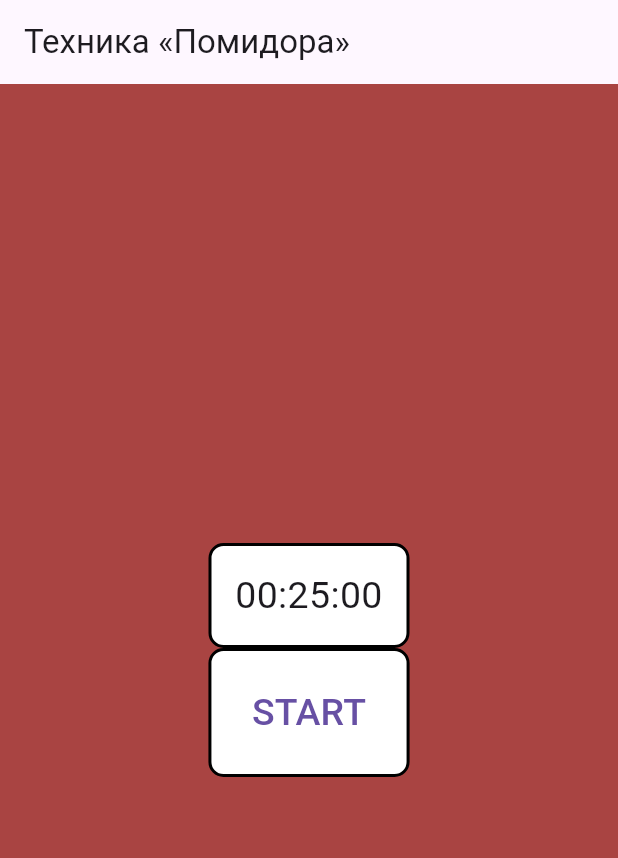
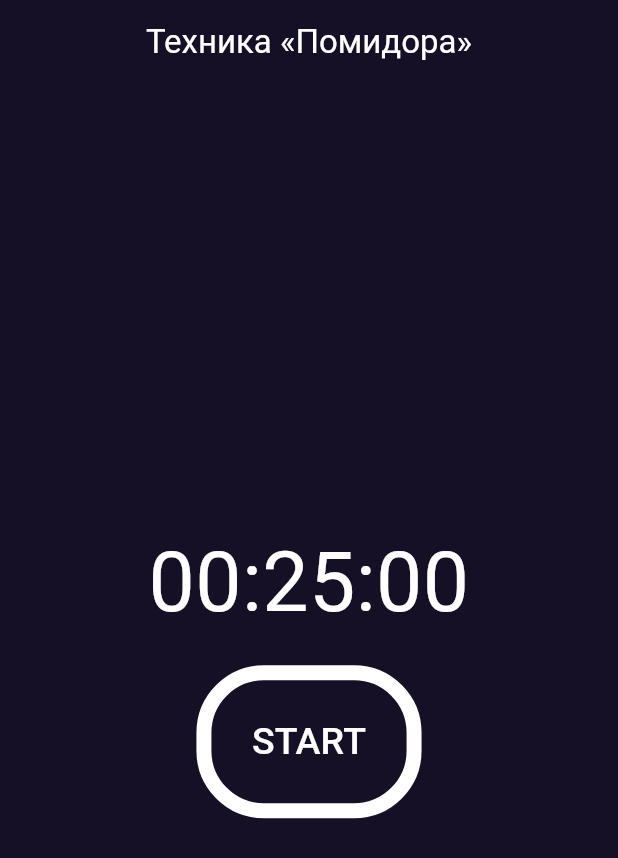
Before and after one commit to ZhBair/pomodoro, a Flutter app: the screen it shows after launch, on a phone screen of 412 x 824 dp. Shown: the top 858 px of the screen. Run offline on Flutter 3.47's test engine with Material 3 defaults, Android fonts, the phone set to English and light mode, and no system bars.

Commit message:
change colors theme and style timers

```diff
--- a/lib/main.dart
+++ b/lib/main.dart
@@ -14,8 +14,12 @@ class MyApp extends StatelessWidget {
       title: '«Помидор»',
       theme: ThemeData(
         primarySwatch: Colors.grey,
-        scaffoldBackgroundColor: const Color(0xffA94442),
+        scaffoldBackgroundColor: const Color(0xFF151026),
+        appBarTheme: AppBarTheme(
+        color: const Color(0xFF151026)
+        )
       ),
+
       home: const MyHomePage(title: 'Техника «Помидора»'),
     );
   }
@@ -35,8 +39,15 @@ class _MyHomePageState extends State<MyHomePage> {
   Widget build(BuildContext context) {
     return Scaffold(
       appBar: AppBar(
-        title: Text(widget.title, textAlign: TextAlign.center),
+        centerTitle: true,
+        title: Text(widget.title,
+          textAlign: TextAlign.center,
+          style: TextStyle(
+              color: Colors.white
+          ),
+        ),
       ),
+
       body: Center(
         child: Column(
           mainAxisAlignment: MainAxisAlignment.center,
@@ -45,19 +56,22 @@ class _MyHomePageState extends State<MyHomePage> {
             Container(
                 padding: EdgeInsets.all(15.0),
                 decoration: BoxDecoration(
-                    color: Colors.white,
-                    border: Border.all(width: 2.0),
-                    borderRadius: BorderRadius.circular(10.0)),
+                    border: Border.all(width: 10.0, color: Colors.white),
+                    borderRadius: BorderRadius.circular(45.0),
+                ),
                 child: SizedBox(
-                    child: TextButton(
-                        onPressed: () {},
-                        child: Text('START',
-                            textAlign: TextAlign.center,
-                            style: TextStyle(fontSize: 25)
+                  child: TextButton(
+                    onPressed: () {},
+                    child: Text(
+                        'START',
+                        textAlign: TextAlign.center,
+                        style: TextStyle(
+                          fontSize: 25,
+                          color: Colors.white,
                         ),
                     ),
-                )
-            )
+                  ),
+                ))
           ],
         ),
       ),
@@ -70,22 +84,21 @@ class TimerWidget extends StatefulWidget {
     super.key,
   });
 
-
   @override
   State<TimerWidget> createState() => _TimerWidgetState();
 }
 
 class _TimerWidgetState extends State<TimerWidget> {
-  var timer = 25*60*1000;
+  var timer = 25 * 60 * 1000;
 
   String milToString(int millis) {
     var minutes = millis / 60000;
     var seconds = millis % 60000;
 
-    return '00:'+ format(minutes) + ':' + format(seconds);
+    return '00:' + format(minutes) + ':' + format(seconds);
   }
 
-  String format (dynamic t) {
+  String format(dynamic t) {
     final f = NumberFormat("00");
     return f.format(t);
   }
@@ -94,14 +107,16 @@ class _TimerWidgetState extends State<TimerWidget> {
   Widget build(BuildContext context) {
     return Container(
         padding: EdgeInsets.all(15.0),
-        decoration: BoxDecoration(
-            color: Colors.white,
-            border: Border.all(width: 2.0),
-            borderRadius: BorderRadius.circular(10.0)),
         child: SizedBox(
-            width: 100.0,
+            width: 250.0,
             child: Text(milToString(timer),
                 textAlign: TextAlign.center,
-                style: TextStyle(fontSize: 25))));
+                style: TextStyle(
+                    fontSize: 55,
+                    color: Colors.white
+                ),
+            ),
+        ),
+    );
   }
 }
```
